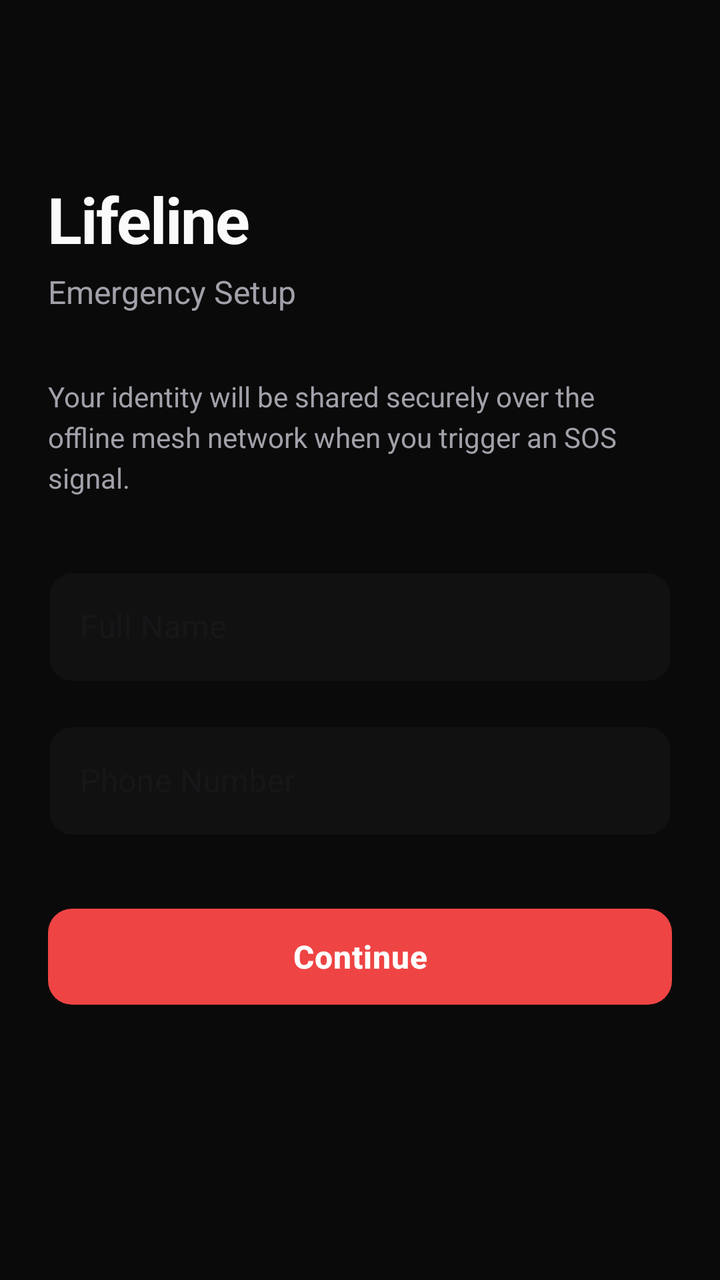
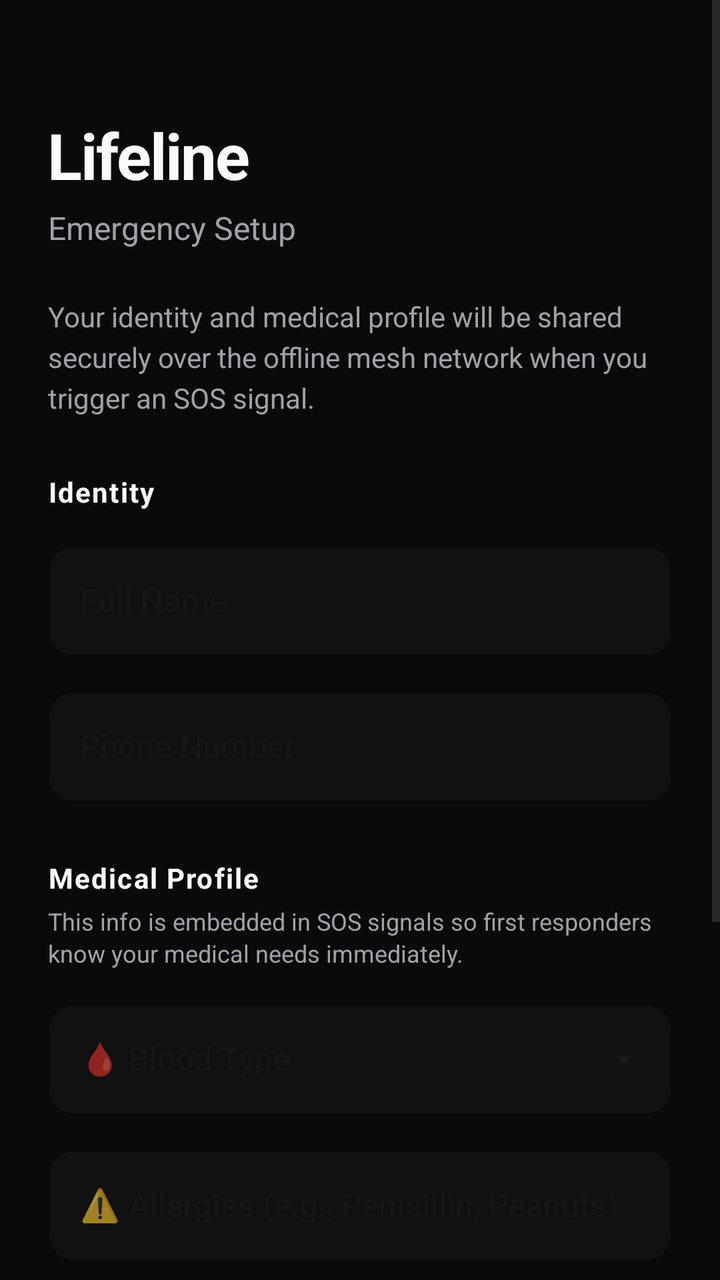

Screens rendered from an Android XML layout before and after an edit, with the pre-edit source and the edit as a unified diff.
<!-- AndroidManifest.xml: application theme Theme.Lifeline -->
<!-- res/layout/activity_user_identity.xml -->
<?xml version="1.0" encoding="utf-8"?>
<androidx.constraintlayout.widget.ConstraintLayout
    xmlns:android="http://schemas.android.com/apk/res/android"
    xmlns:app="http://schemas.android.com/apk/res-auto"
    android:layout_width="match_parent"
    android:layout_height="match_parent"
    android:background="@color/dark_background"
    android:padding="24dp">

    
    <TextView
        android:id="@+id/tvTitle"
        android:layout_width="wrap_content"
        android:layout_height="wrap_content"
        android:text="Lifeline"
        android:textSize="32sp"
        android:textStyle="bold"
        android:textColor="@color/text_primary"
        android:letterSpacing="-0.02"
        app:layout_constraintTop_toTopOf="parent"
        app:layout_constraintStart_toStartOf="parent"
        android:layout_marginTop="64dp"/>

    <TextView
        android:id="@+id/tvSubtitle"
        android:layout_width="wrap_content"
        android:layout_height="wrap_content"
        android:text="Emergency Setup"
        android:textSize="16sp"
        android:textColor="@color/text_secondary"
        app:layout_constraintTop_toBottomOf="@id/tvTitle"
        app:layout_constraintStart_toStartOf="parent"
        android:layout_marginTop="4dp"/>

    <TextView
        android:id="@+id/tvDescription"
        android:layout_width="0dp"
        android:layout_height="wrap_content"
        android:text="Your identity will be shared securely over the offline mesh network when you trigger an SOS signal."
        android:textSize="14sp"
        android:textColor="@color/text_secondary"
        android:lineSpacingExtra="4dp"
        app:layout_constraintTop_toBottomOf="@id/tvSubtitle"
        app:layout_constraintStart_toStartOf="parent"
        app:layout_constraintEnd_toEndOf="parent"
        android:layout_marginTop="32dp"/>

    
    <com.google.android.material.textfield.TextInputLayout
        android:id="@+id/tilName"
        style="@style/Widget.MaterialComponents.TextInputLayout.OutlinedBox"
        android:layout_width="0dp"
        android:layout_height="wrap_content"
        android:hint="Full Name"
        app:layout_constraintTop_toBottomOf="@id/tvDescription"
        app:layout_constraintStart_toStartOf="parent"
        app:layout_constraintEnd_toEndOf="parent"
        android:layout_marginTop="32dp"
        app:boxCornerRadiusTopStart="12dp"
        app:boxCornerRadiusTopEnd="12dp"
        app:boxCornerRadiusBottomStart="12dp"
        app:boxCornerRadiusBottomEnd="12dp"
        app:boxStrokeColor="@color/border_color"
        app:hintTextColor="@color/text_secondary"
        app:boxBackgroundColor="@color/dark_surface">

        <com.google.android.material.textfield.TextInputEditText
            android:id="@+id/etName"
            android:layout_width="match_parent"
            android:layout_height="wrap_content"
            android:inputType="textPersonName"
            android:textColor="@color/text_primary"
            android:textSize="16sp"/>
    </com.google.android.material.textfield.TextInputLayout>

    
    <com.google.android.material.textfield.TextInputLayout
        android:id="@+id/tilPhone"
        style="@style/Widget.MaterialComponents.TextInputLayout.OutlinedBox"
        android:layout_width="0dp"
        android:layout_height="wrap_content"
        android:hint="Phone Number"
        app:layout_constraintTop_toBottomOf="@id/tilName"
        app:layout_constraintStart_toStartOf="parent"
        app:layout_constraintEnd_toEndOf="parent"
        android:layout_marginTop="16dp"
        app:boxCornerRadiusTopStart="12dp"
        app:boxCornerRadiusTopEnd="12dp"
        app:boxCornerRadiusBottomStart="12dp"
        app:boxCornerRadiusBottomEnd="12dp"
        app:boxStrokeColor="@color/border_color"
        app:hintTextColor="@color/text_secondary"
        app:boxBackgroundColor="@color/dark_surface">

        <com.google.android.material.textfield.TextInputEditText
            android:id="@+id/etPhone"
            android:layout_width="match_parent"
            android:layout_height="wrap_content"
            android:inputType="phone"
            android:textColor="@color/text_primary"
            android:textSize="16sp"/>
    </com.google.android.material.textfield.TextInputLayout>

    
    <com.google.android.material.button.MaterialButton
        android:id="@+id/btnSave"
        android:layout_width="0dp"
        android:layout_height="56dp"
        android:text="Continue"
        android:textSize="16sp"
        android:textStyle="bold"
        android:letterSpacing="0.02"
        android:textColor="@color/white"
        app:backgroundTint="@color/emergency_red"
        app:cornerRadius="12dp"
        app:layout_constraintTop_toBottomOf="@id/tilPhone"
        app:layout_constraintStart_toStartOf="parent"
        app:layout_constraintEnd_toEndOf="parent"
        android:layout_marginTop="32dp"/>

</androidx.constraintlayout.widget.ConstraintLayout>
<!-- resources referenced by this layout -->
<resources>
  <color name="border_color">#27272A</color>
  <color name="dark_background">#0A0A0A</color>
  <color name="dark_surface">#111111</color>
  <color name="emergency_red">#EF4444</color>
  <color name="text_primary">#FAFAFA</color>
  <color name="text_secondary">#A1A1AA</color>
  <color name="white">#FFFFFF</color>
  <style name="Theme.Lifeline" parent="Theme.Material3.DayNight.NoActionBar">
          <item name="colorPrimary">@color/emergency_red</item>
          <item name="colorPrimaryDark">@color/emergency_red_dark</item>
          <item name="colorAccent">@color/emergency_red</item>
          <item name="android:windowBackground">@color/dark_background</item>
          <item name="android:statusBarColor">@color/dark_background</item>
          <item name="android:navigationBarColor">@color/dark_background</item>
          <item name="android:textColor">@color/text_primary</item>
      </style>
  <color name="emergency_red_dark">#DC2626</color>
</resources>

<!-- the commit's change to res/layout/activity_user_identity.xml (unified diff, before → after) -->
@@ -1,121 +1,281 @@
 <?xml version="1.0" encoding="utf-8"?>
-<androidx.constraintlayout.widget.ConstraintLayout
+<ScrollView
     xmlns:android="http://schemas.android.com/apk/res/android"
     xmlns:app="http://schemas.android.com/apk/res-auto"
     android:layout_width="match_parent"
     android:layout_height="match_parent"
     android:background="@color/dark_background"
-    android:padding="24dp">
-
-    
-    <TextView
-        android:id="@+id/tvTitle"
-        android:layout_width="wrap_content"
+    android:fillViewport="true">
+
+    <androidx.constraintlayout.widget.ConstraintLayout
+        android:layout_width="match_parent"
         android:layout_height="wrap_content"
-        android:text="Lifeline"
-        android:textSize="32sp"
-        android:textStyle="bold"
-        android:textColor="@color/text_primary"
-        android:letterSpacing="-0.02"
-        app:layout_constraintTop_toTopOf="parent"
-        app:layout_constraintStart_toStartOf="parent"
-        android:layout_marginTop="64dp"/>
-
-    <TextView
-        android:id="@+id/tvSubtitle"
-        android:layout_width="wrap_content"
-        android:layout_height="wrap_content"
-        android:text="Emergency Setup"
-        android:textSize="16sp"
-        android:textColor="@color/text_secondary"
-        app:layout_constraintTop_toBottomOf="@id/tvTitle"
-        app:layout_constraintStart_toStartOf="parent"
-        android:layout_marginTop="4dp"/>
-
-    <TextView
-        android:id="@+id/tvDescription"
-        android:layout_width="0dp"
-        android:layout_height="wrap_content"
-        android:text="Your identity will be shared securely over the offline mesh network when you trigger an SOS signal."
-        android:textSize="14sp"
-        android:textColor="@color/text_secondary"
-        android:lineSpacingExtra="4dp"
-        app:layout_constraintTop_toBottomOf="@id/tvSubtitle"
-        app:layout_constraintStart_toStartOf="parent"
-        app:layout_constraintEnd_toEndOf="parent"
-        android:layout_marginTop="32dp"/>
-
-    
-    <com.google.android.material.textfield.TextInputLayout
-        android:id="@+id/tilName"
-        style="@style/Widget.MaterialComponents.TextInputLayout.OutlinedBox"
-        android:layout_width="0dp"
-        android:layout_height="wrap_content"
-        android:hint="Full Name"
-        app:layout_constraintTop_toBottomOf="@id/tvDescription"
-        app:layout_constraintStart_toStartOf="parent"
-        app:layout_constraintEnd_toEndOf="parent"
-        android:layout_marginTop="32dp"
-        app:boxCornerRadiusTopStart="12dp"
-        app:boxCornerRadiusTopEnd="12dp"
-        app:boxCornerRadiusBottomStart="12dp"
-        app:boxCornerRadiusBottomEnd="12dp"
-        app:boxStrokeColor="@color/border_color"
-        app:hintTextColor="@color/text_secondary"
-        app:boxBackgroundColor="@color/dark_surface">
-
-        <com.google.android.material.textfield.TextInputEditText
-            android:id="@+id/etName"
-            android:layout_width="match_parent"
-            android:layout_height="wrap_content"
-            android:inputType="textPersonName"
+        android:padding="24dp">
+
+        
+        <TextView
+            android:id="@+id/tvTitle"
+            android:layout_width="wrap_content"
+            android:layout_height="wrap_content"
+            android:text="Lifeline"
+            android:textSize="32sp"
+            android:textStyle="bold"
             android:textColor="@color/text_primary"
-            android:textSize="16sp"/>
-    </com.google.android.material.textfield.TextInputLayout>
-
-    
-    <com.google.android.material.textfield.TextInputLayout
-        android:id="@+id/tilPhone"
-        style="@style/Widget.MaterialComponents.TextInputLayout.OutlinedBox"
-        android:layout_width="0dp"
-        android:layout_height="wrap_content"
-        android:hint="Phone Number"
-        app:layout_constraintTop_toBottomOf="@id/tilName"
-        app:layout_constraintStart_toStartOf="parent"
-        app:layout_constraintEnd_toEndOf="parent"
-        android:layout_marginTop="16dp"
-        app:boxCornerRadiusTopStart="12dp"
-        app:boxCornerRadiusTopEnd="12dp"
-        app:boxCornerRadiusBottomStart="12dp"
-        app:boxCornerRadiusBottomEnd="12dp"
-        app:boxStrokeColor="@color/border_color"
-        app:hintTextColor="@color/text_secondary"
-        app:boxBackgroundColor="@color/dark_surface">
-
-        <com.google.android.material.textfield.TextInputEditText
-            android:id="@+id/etPhone"
-            android:layout_width="match_parent"
-            android:layout_height="wrap_content"
-            android:inputType="phone"
+            android:letterSpacing="-0.02"
+            app:layout_constraintTop_toTopOf="parent"
+            app:layout_constraintStart_toStartOf="parent"
+            android:layout_marginTop="32dp"/>
+
+        <TextView
+            android:id="@+id/tvSubtitle"
+            android:layout_width="wrap_content"
+            android:layout_height="wrap_content"
+            android:text="Emergency Setup"
+            android:textSize="16sp"
+            android:textColor="@color/text_secondary"
+            app:layout_constraintTop_toBottomOf="@id/tvTitle"
+            app:layout_constraintStart_toStartOf="parent"
+            android:layout_marginTop="4dp"/>
+
+        <TextView
+            android:id="@+id/tvDescription"
+            android:layout_width="0dp"
+            android:layout_height="wrap_content"
+            android:text="Your identity and medical profile will be shared securely over the offline mesh network when you trigger an SOS signal."
+            android:textSize="14sp"
+            android:textColor="@color/text_secondary"
+            android:lineSpacingExtra="4dp"
+            app:layout_constraintTop_toBottomOf="@id/tvSubtitle"
+            app:layout_constraintStart_toStartOf="parent"
+            app:layout_constraintEnd_toEndOf="parent"
+            android:layout_marginTop="24dp"/>
+
+        
+        <TextView
+            android:id="@+id/tvSectionIdentity"
+            android:layout_width="wrap_content"
+            android:layout_height="wrap_content"
+            android:text="Identity"
+            android:textSize="14sp"
+            android:textStyle="bold"
             android:textColor="@color/text_primary"
-            android:textSize="16sp"/>
-    </com.google.android.material.textfield.TextInputLayout>
-
-    
-    <com.google.android.material.button.MaterialButton
-        android:id="@+id/btnSave"
-        android:layout_width="0dp"
-        android:layout_height="56dp"
-        android:text="Continue"
-        android:textSize="16sp"
-        android:textStyle="bold"
-        android:letterSpacing="0.02"
-        android:textColor="@color/white"
-        app:backgroundTint="@color/emergency_red"
-        app:cornerRadius="12dp"
-        app:layout_constraintTop_toBottomOf="@id/tilPhone"
-        app:layout_constraintStart_toStartOf="parent"
-        app:layout_constraintEnd_toEndOf="parent"
-        android:layout_marginTop="32dp"/>
-
-</androidx.constraintlayout.widget.ConstraintLayout>
+            android:letterSpacing="0.05"
+            app:layout_constraintTop_toBottomOf="@id/tvDescription"
+            app:layout_constraintStart_toStartOf="parent"
+            android:layout_marginTop="28dp"/>
+
+        
+        <com.google.android.material.textfield.TextInputLayout
+            android:id="@+id/tilName"
+            style="@style/Widget.MaterialComponents.TextInputLayout.OutlinedBox"
+            android:layout_width="0dp"
+            android:layout_height="wrap_content"
+            android:hint="Full Name"
+            app:layout_constraintTop_toBottomOf="@id/tvSectionIdentity"
+            app:layout_constraintStart_toStartOf="parent"
+            app:layout_constraintEnd_toEndOf="parent"
+            android:layout_marginTop="12dp"
+            app:boxCornerRadiusTopStart="12dp"
+            app:boxCornerRadiusTopEnd="12dp"
+            app:boxCornerRadiusBottomStart="12dp"
+            app:boxCornerRadiusBottomEnd="12dp"
+            app:boxStrokeColor="@color/border_color"
+            app:hintTextColor="@color/text_secondary"
+            app:boxBackgroundColor="@color/dark_surface">
+
+            <com.google.android.material.textfield.TextInputEditText
+                android:id="@+id/etName"
+                android:layout_width="match_parent"
+                android:layout_height="wrap_content"
+                android:inputType="textPersonName"
+                android:textColor="@color/text_primary"
+                android:textSize="16sp"/>
+        </com.google.android.material.textfield.TextInputLayout>
+
+        
+        <com.google.android.material.textfield.TextInputLayout
+            android:id="@+id/tilPhone"
+            style="@style/Widget.MaterialComponents.TextInputLayout.OutlinedBox"
+            android:layout_width="0dp"
+            android:layout_height="wrap_content"
+            android:hint="Phone Number"
+            app:layout_constraintTop_toBottomOf="@id/tilName"
+            app:layout_constraintStart_toStartOf="parent"
+            app:layout_constraintEnd_toEndOf="parent"
+            android:layout_marginTop="12dp"
+            app:boxCornerRadiusTopStart="12dp"
+            app:boxCornerRadiusTopEnd="12dp"
+            app:boxCornerRadiusBottomStart="12dp"
+            app:boxCornerRadiusBottomEnd="12dp"
+            app:boxStrokeColor="@color/border_color"
+            app:hintTextColor="@color/text_secondary"
+            app:boxBackgroundColor="@color/dark_surface">
+
+            <com.google.android.material.textfield.TextInputEditText
+                android:id="@+id/etPhone"
+                android:layout_width="match_parent"
+                android:layout_height="wrap_content"
+                android:inputType="phone"
+                android:textColor="@color/text_primary"
+                android:textSize="16sp"/>
+        </com.google.android.material.textfield.TextInputLayout>
+
+        
+        <TextView
+            android:id="@+id/tvSectionMedical"
+            android:layout_width="wrap_content"
+            android:layout_height="wrap_content"
+            android:text="Medical Profile"
+            android:textSize="14sp"
+            android:textStyle="bold"
+            android:textColor="@color/text_primary"
+            android:letterSpacing="0.05"
+            app:layout_constraintTop_toBottomOf="@id/tilPhone"
+            app:layout_constraintStart_toStartOf="parent"
+            android:layout_marginTop="28dp"/>
+
+        <TextView
+            android:id="@+id/tvMedicalDescription"
+            android:layout_width="0dp"
+            android:layout_height="wrap_content"
+            android:text="This info is embedded in SOS signals so first responders know your medical needs immediately."
+            android:textSize="12sp"
+            android:textColor="@color/text_secondary"
+            android:lineSpacingExtra="2dp"
+            app:layout_constraintTop_toBottomOf="@id/tvSectionMedical"
+            app:layout_constraintStart_toStartOf="parent"
+            app:layout_constraintEnd_toEndOf="parent"
+            android:layout_marginTop="4dp"/>
+
+        
+        <com.google.android.material.textfield.TextInputLayout
+            android:id="@+id/tilBloodType"
+            style="@style/Widget.MaterialComponents.TextInputLayout.OutlinedBox.ExposedDropdownMenu"
+            android:layout_width="0dp"
+            android:layout_height="wrap_content"
+            android:hint="🩸 Blood Type"
+            app:layout_constraintTop_toBottomOf="@id/tvMedicalDescription"
+            app:layout_constraintStart_toStartOf="parent"
+            app:layout_constraintEnd_toEndOf="parent"
+            android:layout_marginTop="12dp"
+            app:boxCornerRadiusTopStart="12dp"
+            app:boxCornerRadiusTopEnd="12dp"
+            app:boxCornerRadiusBottomStart="12dp"
+            app:boxCornerRadiusBottomEnd="12dp"
+            app:boxStrokeColor="@color/border_color"
+            app:hintTextColor="@color/text_secondary"
+            app:boxBackgroundColor="@color/dark_surface">
+
+            <AutoCompleteTextView
+                android:id="@+id/spinnerBloodType"
+                android:layout_width="match_parent"
+                android:layout_height="wrap_content"
+                android:inputType="none"
+                android:textColor="@color/text_primary"
+                android:textSize="16sp"/>
+        </com.google.android.material.textfield.TextInputLayout>
+
+        
+        <com.google.android.material.textfield.TextInputLayout
+            android:id="@+id/tilAllergies"
+            style="@style/Widget.MaterialComponents.TextInputLayout.OutlinedBox"
+            android:layout_width="0dp"
+            android:layout_height="wrap_content"
+            android:hint="⚠️ Allergies (e.g., Penicillin, Peanuts)"
+            app:layout_constraintTop_toBottomOf="@id/tilBloodType"
+            app:layout_constraintStart_toStartOf="parent"
+            app:layout_constraintEnd_toEndOf="parent"
+            android:layout_marginTop="12dp"
+            app:boxCornerRadiusTopStart="12dp"
+            app:boxCornerRadiusTopEnd="12dp"
+            app:boxCornerRadiusBottomStart="12dp"
+            app:boxCornerRadiusBottomEnd="12dp"
+            app:boxStrokeColor="@color/border_color"
+            app:hintTextColor="@color/text_secondary"
+            app:boxBackgroundColor="@color/dark_surface">
+
+            <com.google.android.material.textfield.TextInputEditText
+                android:id="@+id/etAllergies"
+                android:layout_width="match_parent"
+                android:layout_height="wrap_content"
+                android:inputType="text"
+                android:textColor="@color/text_primary"
+                android:textSize="16sp"/>
+        </com.google.android.material.textfield.TextInputLayout>
+
+        
+        <com.google.android.material.textfield.TextInputLayout
+            android:id="@+id/tilMedicalConditions"
+            style="@style/Widget.MaterialComponents.TextInputLayout.OutlinedBox"
+            android:layout_width="0dp"
+            android:layout_height="wrap_content"
+            android:hint="🏥 Medical Conditions (e.g., Diabetes, Asthma)"
+            app:layout_constraintTop_toBottomOf="@id/tilAllergies"
+            app:layout_constraintStart_toStartOf="parent"
+            app:layout_constraintEnd_toEndOf="parent"
+            android:layout_marginTop="12dp"
+            app:boxCornerRadiusTopStart="12dp"
+            app:boxCornerRadiusTopEnd="12dp"
+            app:boxCornerRadiusBottomStart="12dp"
+            app:boxCornerRadiusBottomEnd="12dp"
+            app:boxStrokeColor="@color/border_color"
+            app:hintTextColor="@color/text_secondary"
+            app:boxBackgroundColor="@color/dark_surface">
+
+            <com.google.android.material.textfield.TextInputEditText
+                android:id="@+id/etMedicalConditions"
+                android:layout_width="match_parent"
+                android:layout_height="wrap_content"
+                android:inputType="text"
+                android:textColor="@color/text_primary"
+                android:textSize="16sp"/>
+        </com.google.android.material.textfield.TextInputLayout>
+
+        
+        <com.google.android.material.textfield.TextInputLayout
+            android:id="@+id/tilEmergencyContact"
+            style="@style/Widget.MaterialComponents.TextInputLayout.OutlinedBox"
+            android:layout_width="0dp"
+            android:layout_height="wrap_content"
+            android:hint="📞 Emergency Contact (e.g., Mom: +91-9876543210)"
+            app:layout_constraintTop_toBottomOf="@id/tilMedicalConditions"
+            app:layout_constraintStart_toStartOf="parent"
+            app:layout_constraintEnd_toEndOf="parent"
+            android:layout_marginTop="12dp"
+            app:boxCornerRadiusTopStart="12dp"
+            app:boxCornerRadiusTopEnd="12dp"
+            app:boxCornerRadiusBottomStart="12dp"
+            app:boxCornerRadiusBottomEnd="12dp"
+            app:boxStrokeColor="@color/border_color"
+            app:hintTextColor="@color/text_secondary"
+            app:boxBackgroundColor="@color/dark_surface">
+
+            <com.google.android.material.textfield.TextInputEditText
+                android:id="@+id/etEmergencyContact"
+                android:layout_width="match_parent"
+                android:layout_height="wrap_content"
+                android:inputType="text"
+                android:textColor="@color/text_primary"
+                android:textSize="16sp"/>
+        </com.google.android.material.textfield.TextInputLayout>
+
+        
+        <com.google.android.material.button.MaterialButton
+            android:id="@+id/btnSave"
+            android:layout_width="0dp"
+            android:layout_height="56dp"
+            android:text="Continue"
+            android:textSize="16sp"
+            android:textStyle="bold"
+            android:letterSpacing="0.02"
+            android:textColor="@color/white"
+            app:backgroundTint="@color/emergency_red"
+            app:cornerRadius="12dp"
+            app:layout_constraintTop_toBottomOf="@id/tilEmergencyContact"
+            app:layout_constraintStart_toStartOf="parent"
+            app:layout_constraintEnd_toEndOf="parent"
+            android:layout_marginTop="32dp"
+            android:layout_marginBottom="32dp"/>
+
+    </androidx.constraintlayout.widget.ConstraintLayout>
+</ScrollView>
